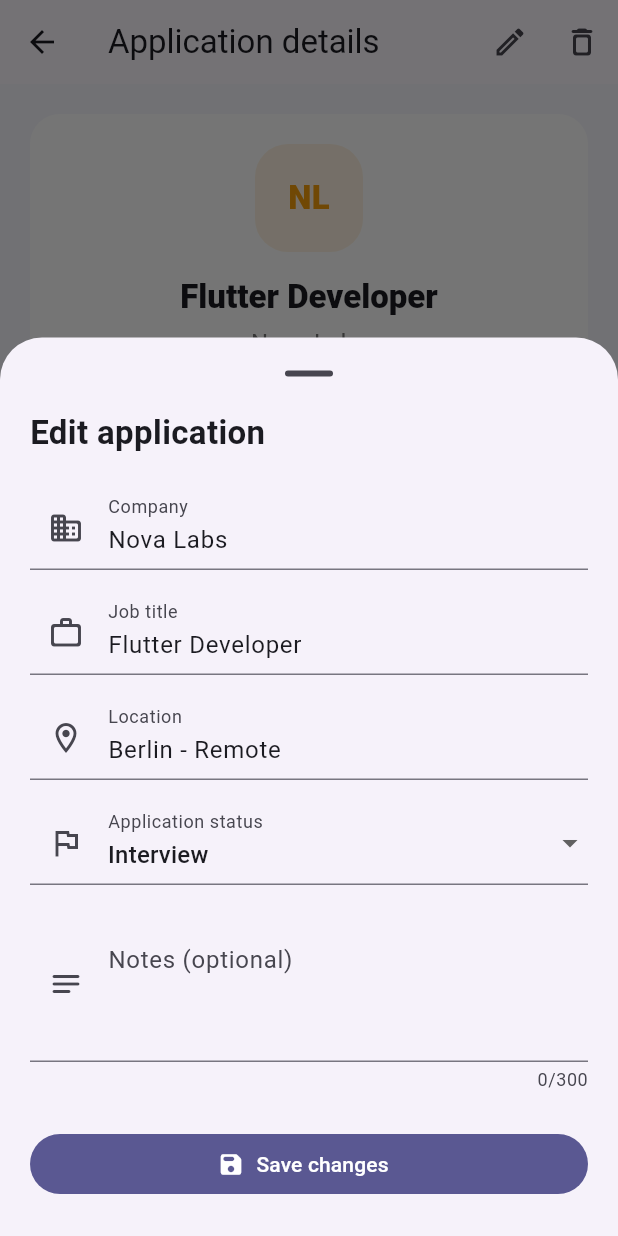
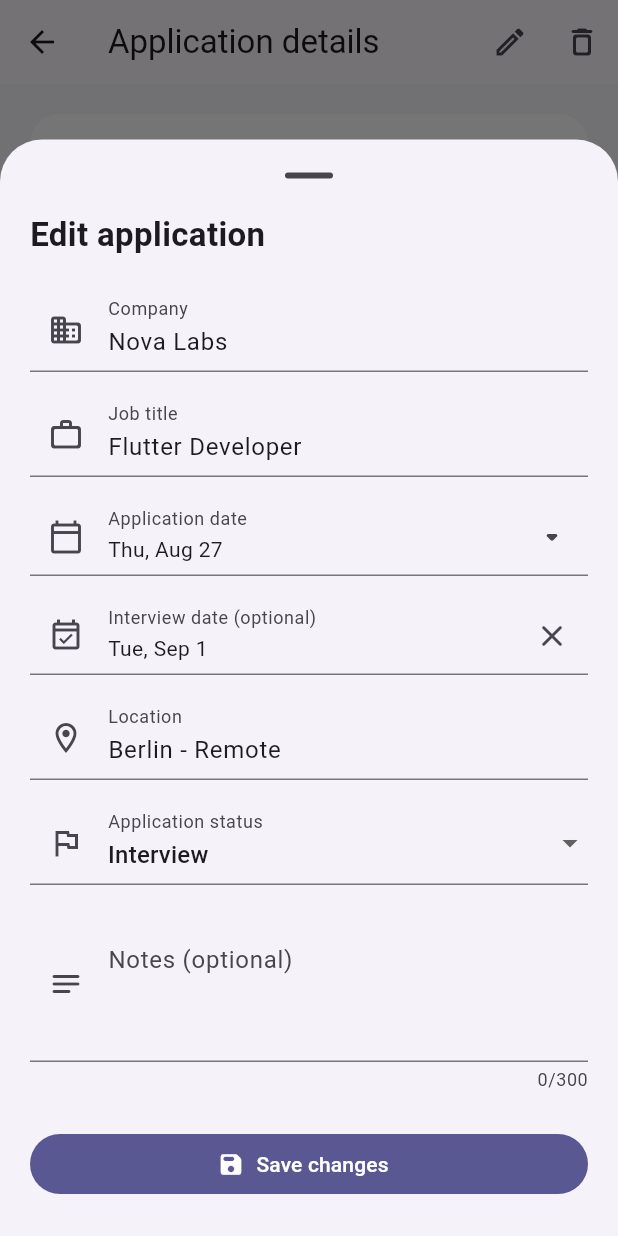
Before and after one commit to aliyoussefhamo/jobtrail, a Flutter app: the ApplicationDetailsPage screen opened directly with sample values from the repository, after a tap on the "edit" icon, on a phone screen of 412 x 824 dp. Run offline on Flutter 3.47's test engine with Material 3 defaults, Android fonts, the phone set to English and light mode, and no system bars; our stand-ins replace sqflite; accounts and stored records are empty.

Commit message:
feat: add application and interview dates

```diff
--- a/lib/features/applications/data/application_database.dart
+++ b/lib/features/applications/data/application_database.dart
@@ -19,7 +19,7 @@ class ApplicationDatabase {
     final databasePath = path.join(databasesPath, 'jobtrail.db');
     _database = await openDatabase(
       databasePath,
-      version: 2,
+      version: 3,
       onCreate: _createDatabase,
       onUpgrade: _upgradeDatabase,
     );
@@ -34,6 +34,8 @@ class ApplicationDatabase {
         role TEXT NOT NULL,
         location TEXT NOT NULL,
         status TEXT NOT NULL,
+        applied_date INTEGER NOT NULL,
+        interview_date INTEGER,
         updated_label TEXT NOT NULL,
         notes TEXT NOT NULL
       )
@@ -50,6 +52,28 @@ class ApplicationDatabase {
     int oldVersion,
     int newVersion,
   ) async {
+    if (oldVersion < 3) {
+      await database.execute(
+        'ALTER TABLE $applicationsTable '
+        'ADD COLUMN applied_date INTEGER NOT NULL DEFAULT 0',
+      );
+      await database.execute(
+        'ALTER TABLE $applicationsTable ADD COLUMN interview_date INTEGER',
+      );
+
+      final migrationDate = DateTime(2026, 8, 28).millisecondsSinceEpoch;
+      final interviewDate = DateTime(2026, 9, 1).millisecondsSinceEpoch;
+      await database.update(applicationsTable, {
+        'applied_date': migrationDate,
+      }, where: 'applied_date = 0');
+      await database.update(
+        applicationsTable,
+        {'interview_date': interviewDate},
+        where: 'status = ?',
+        whereArgs: [ApplicationStatus.interview.name],
+      );
+    }
+
     if (oldVersion < 2) {
       await _insertApplications(database, demoApplications);
     }
@@ -71,13 +95,15 @@ class ApplicationDatabase {
   }
 }
 
-const sampleApplications = [
+final sampleApplications = [
   JobApplication(
     id: 'nova-labs-flutter-developer',
     company: 'Nova Labs',
     role: 'Flutter Developer',
     location: 'Berlin - Remote',
     status: ApplicationStatus.interview,
+    appliedDate: DateTime(2026, 8, 27),
+    interviewDate: DateTime(2026, 9, 1),
     updatedLabel: 'Interview tomorrow, 10:00',
   ),
   JobApplication(
@@ -86,6 +112,7 @@ const sampleApplications = [
     role: 'Mobile Software Engineer',
     location: 'Frankfurt - Hybrid',
     status: ApplicationStatus.applied,
+    appliedDate: DateTime(2026, 8, 22),
     updatedLabel: 'Applied 2 days ago',
   ),
   JobApplication(
@@ -94,6 +121,7 @@ const sampleApplications = [
     role: 'iOS & Flutter Developer',
     location: 'Hamburg - Remote',
     status: ApplicationStatus.offer,
+    appliedDate: DateTime(2026, 8, 15),
     updatedLabel: 'Offer received today',
   ),
   JobApplication(
@@ -102,17 +130,19 @@ const sampleApplications = [
     role: 'Junior Flutter Engineer',
     location: 'Munich - Onsite',
     status: ApplicationStatus.rejected,
+    appliedDate: DateTime(2026, 8, 10),
     updatedLabel: 'Updated yesterday',
   ),
 ];
 
-const demoApplications = [
+final demoApplications = [
   JobApplication(
     id: 'demo-google-flutter-developer',
     company: 'Google',
     role: 'Flutter Developer',
     location: 'Munich - Hybrid',
     status: ApplicationStatus.applied,
+    appliedDate: DateTime(2026, 8, 25),
     updatedLabel: 'Applied recently',
     notes: 'Applied through LinkedIn',
   ),
@@ -122,6 +152,8 @@ const demoApplications = [
     role: 'Mobile Engineer',
     location: 'Berlin - Onsite',
     status: ApplicationStatus.interview,
+    appliedDate: DateTime(2026, 8, 18),
+    interviewDate: DateTime(2026, 9, 3),
     updatedLabel: 'Interview scheduled',
     notes: 'Technical interview next Monday',
   ),
@@ -131,6 +163,7 @@ const demoApplications = [
     role: 'iOS Developer',
     location: 'Berlin - Hybrid',
     status: ApplicationStatus.rejected,
+    appliedDate: DateTime(2026, 8, 12),
     updatedLabel: 'Updated recently',
     notes: 'Rejected after first interview',
   ),
@@ -140,6 +173,7 @@ const demoApplications = [
     role: 'Flutter Engineer',
     location: 'Munich - Onsite',
     status: ApplicationStatus.offer,
+    appliedDate: DateTime(2026, 8, 5),
     updatedLabel: 'Offer received',
     notes: 'Reviewing salary and benefits',
   ),
@@ -149,6 +183,8 @@ const demoApplications = [
     role: 'Senior Mobile Developer',
     location: 'Berlin - Remote',
     status: ApplicationStatus.interview,
+    appliedDate: DateTime(2026, 8, 21),
+    interviewDate: DateTime(2026, 9, 5),
     updatedLabel: 'Interview scheduled',
     notes: 'Prepare architecture questions',
   ),
@@ -158,6 +194,7 @@ const demoApplications = [
     role: 'Software Engineer',
     location: 'Walldorf - Hybrid',
     status: ApplicationStatus.applied,
+    appliedDate: DateTime(2026, 8, 26),
     updatedLabel: 'Applied recently',
     notes: 'Waiting for recruiter response',
   ),
@@ -167,6 +204,7 @@ const demoApplications = [
     role: 'Mobile App Developer',
     location: 'Herzogenaurach - Hybrid',
     status: ApplicationStatus.offer,
+    appliedDate: DateTime(2026, 8, 8),
     updatedLabel: 'Offer received',
     notes: 'Offer deadline next Friday',
   ),
@@ -176,6 +214,7 @@ const demoApplications = [
     role: 'Junior Flutter Developer',
     location: 'Frankfurt - Hybrid',
     status: ApplicationStatus.applied,
+    appliedDate: DateTime(2026, 8, 27),
     updatedLabel: 'Applied recently',
     notes: 'Application submitted through website',
   ),
--- a/lib/features/applications/data/job_application_mapper.dart
+++ b/lib/features/applications/data/job_application_mapper.dart
@@ -7,18 +7,27 @@ extension JobApplicationMapper on JobApplication {
     'role': role,
     'location': location,
     'status': status.name,
+    'applied_date': appliedDate.millisecondsSinceEpoch,
+    'interview_date': interviewDate?.millisecondsSinceEpoch,
     'updated_label': updatedLabel,
     'notes': notes,
   };
 }
 
 JobApplication jobApplicationFromMap(Map<String, Object?> map) {
+  final interviewDateValue = map['interview_date'] as int?;
   return JobApplication(
     id: map['id'] as String,
     company: map['company'] as String,
     role: map['role'] as String,
     location: map['location'] as String,
     status: ApplicationStatus.values.byName(map['status'] as String),
+    appliedDate: DateTime.fromMillisecondsSinceEpoch(
+      map['applied_date'] as int,
+    ),
+    interviewDate: interviewDateValue == null
+        ? null
+        : DateTime.fromMillisecondsSinceEpoch(interviewDateValue),
     updatedLabel: map['updated_label'] as String,
     notes: map['notes'] as String,
   );
--- a/lib/features/applications/domain/job_application.dart
+++ b/lib/features/applications/domain/job_application.dart
@@ -19,7 +19,9 @@ class JobApplication {
     required this.role,
     required this.location,
     required this.status,
+    required this.appliedDate,
     required this.updatedLabel,
+    this.interviewDate,
     this.notes = '',
   });
 
@@ -28,6 +30,8 @@ class JobApplication {
   final String role;
   final String location;
   final ApplicationStatus status;
+  final DateTime appliedDate;
+  final DateTime? interviewDate;
   final String updatedLabel;
   final String notes;
 
--- a/lib/features/applications/presentation/application_details_page.dart
+++ b/lib/features/applications/presentation/application_details_page.dart
@@ -157,7 +157,9 @@ class _DetailsSection extends StatelessWidget {
   final JobApplication application;
 
   @override
-  Widget build(BuildContext context) => Card(
+  Widget build(BuildContext context) {
+    final dateFormatter = MaterialLocalizations.of(context);
+    return Card(
       child: Column(
         children: [
           _DetailTile(
@@ -183,9 +185,24 @@ class _DetailsSection extends StatelessWidget {
             label: 'Last update',
             value: application.updatedLabel,
           ),
+          const Divider(height: 1),
+          _DetailTile(
+            icon: Icons.calendar_today_outlined,
+            label: 'Application date',
+            value: dateFormatter.formatMediumDate(application.appliedDate),
+          ),
+          if (application.interviewDate != null) ...[
+            const Divider(height: 1),
+            _DetailTile(
+              icon: Icons.event_available_outlined,
+              label: 'Interview date',
+              value: dateFormatter.formatMediumDate(application.interviewDate!),
+            ),
+          ],
         ],
       ),
     );
+  }
 }
 
 class _DetailTile extends StatelessWidget {
--- a/lib/features/applications/presentation/application_form_sheet.dart
+++ b/lib/features/applications/presentation/application_form_sheet.dart
@@ -18,6 +18,8 @@ class _ApplicationFormSheetState extends State<ApplicationFormSheet> {
   late final TextEditingController locationController;
   late final TextEditingController notesController;
   late ApplicationStatus chosenStatus;
+  late DateTime appliedDate;
+  DateTime? interviewDate;
 
   bool get isEditing => widget.initialApplication != null;
 
@@ -30,6 +32,8 @@ class _ApplicationFormSheetState extends State<ApplicationFormSheet> {
     locationController = TextEditingController(text: application?.location);
     notesController = TextEditingController(text: application?.notes);
     chosenStatus = application?.status ?? ApplicationStatus.applied;
+    appliedDate = application?.appliedDate ?? DateTime.now();
+    interviewDate = application?.interviewDate;
   }
 
   @override
@@ -53,6 +57,8 @@ class _ApplicationFormSheetState extends State<ApplicationFormSheet> {
         role: roleController.text.trim(),
         location: locationController.text.trim(),
         status: chosenStatus,
+        appliedDate: appliedDate,
+        interviewDate: interviewDate,
         updatedLabel: isEditing ? 'Updated just now' : 'Added just now',
         notes: notesController.text.trim(),
       ),
@@ -99,6 +105,23 @@ class _ApplicationFormSheetState extends State<ApplicationFormSheet> {
               validator: (value) => value == null || value.trim().isEmpty
                   ? 'Please enter a job title'
                   : null,
+            ),
+            const SizedBox(height: 14),
+            _DateField(
+              label: 'Application date',
+              icon: Icons.calendar_today_outlined,
+              date: appliedDate,
+              onTap: pickAppliedDate,
+            ),
+            const SizedBox(height: 14),
+            _DateField(
+              label: 'Interview date (optional)',
+              icon: Icons.event_available_outlined,
+              date: interviewDate,
+              onTap: pickInterviewDate,
+              onClear: interviewDate == null
+                  ? null
+                  : () => setState(() => interviewDate = null),
             ),
             const SizedBox(height: 14),
             TextFormField(
@@ -153,4 +176,65 @@ class _ApplicationFormSheetState extends State<ApplicationFormSheet> {
       ),
     ),
   );
+
+  Future<void> pickAppliedDate() async {
+    final selected = await showDatePicker(
+      context: context,
+      initialDate: appliedDate,
+      firstDate: DateTime(2000),
+      lastDate: DateTime.now().add(const Duration(days: 365 * 5)),
+    );
+    if (selected != null) setState(() => appliedDate = selected);
+  }
+
+  Future<void> pickInterviewDate() async {
+    final today = DateTime.now();
+    final selected = await showDatePicker(
+      context: context,
+      initialDate: interviewDate ?? today,
+      firstDate: DateTime(2000),
+      lastDate: today.add(const Duration(days: 365 * 5)),
+    );
+    if (selected != null) setState(() => interviewDate = selected);
+  }
 }
+
+class _DateField extends StatelessWidget {
+  const _DateField({
+    required this.label,
+    required this.icon,
+    required this.date,
+    required this.onTap,
+    this.onClear,
+  });
+
+  final String label;
+  final IconData icon;
+  final DateTime? date;
+  final VoidCallback onTap;
+  final VoidCallback? onClear;
+
+  @override
+  Widget build(BuildContext context) => InkWell(
+    onTap: onTap,
+    borderRadius: BorderRadius.circular(12),
+    child: InputDecorator(
+      decoration: InputDecoration(
+        labelText: label,
+        prefixIcon: Icon(icon),
+        suffixIcon: onClear == null
+            ? const Icon(Icons.arrow_drop_down_rounded)
+            : IconButton(
+                tooltip: 'Clear interview date',
+                onPressed: onClear,
+                icon: const Icon(Icons.close_rounded),
+              ),
+      ),
+      child: Text(
+        date == null
+            ? 'Not scheduled'
+            : MaterialLocalizations.of(context).formatMediumDate(date!),
+      ),
+    ),
+  );
+}
--- a/lib/features/applications/presentation/applications_view_model.dart
+++ b/lib/features/applications/presentation/applications_view_model.dart
@@ -42,7 +42,9 @@ class ApplicationsViewModel extends ChangeNotifier {
 
     switch (selectedSort) {
       case ApplicationSort.newest:
-        break;
+        results.sort(
+          (first, second) => second.appliedDate.compareTo(first.appliedDate),
+        );
       case ApplicationSort.company:
         results.sort(
           (first, second) => first.company.toLowerCase().compareTo(
```
Also changed, not shown: 3 other files. Lines whose indentation alone changed are shown as unchanged.
